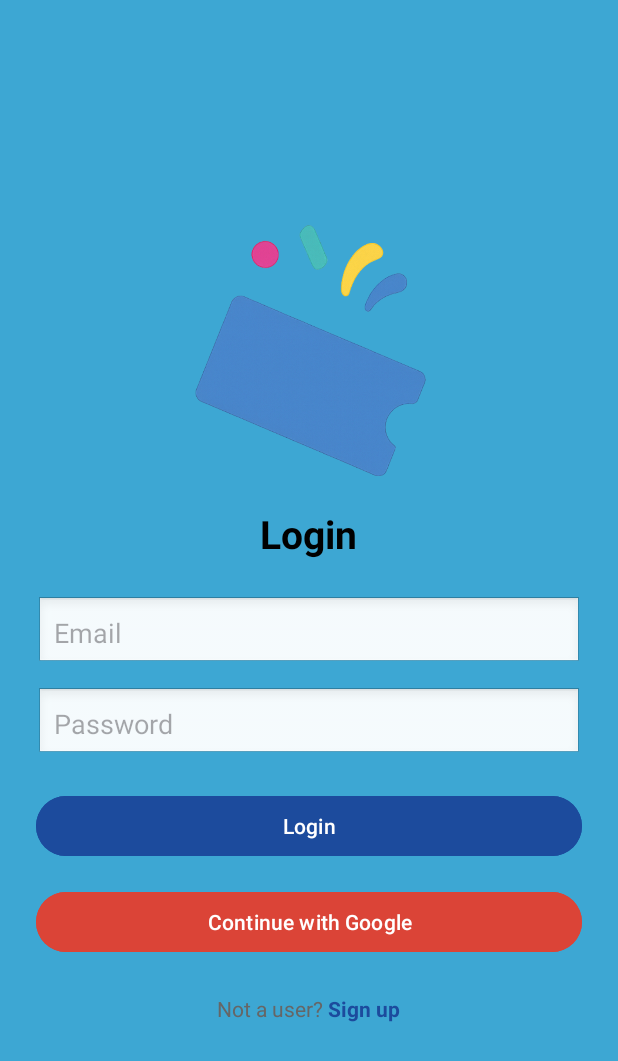
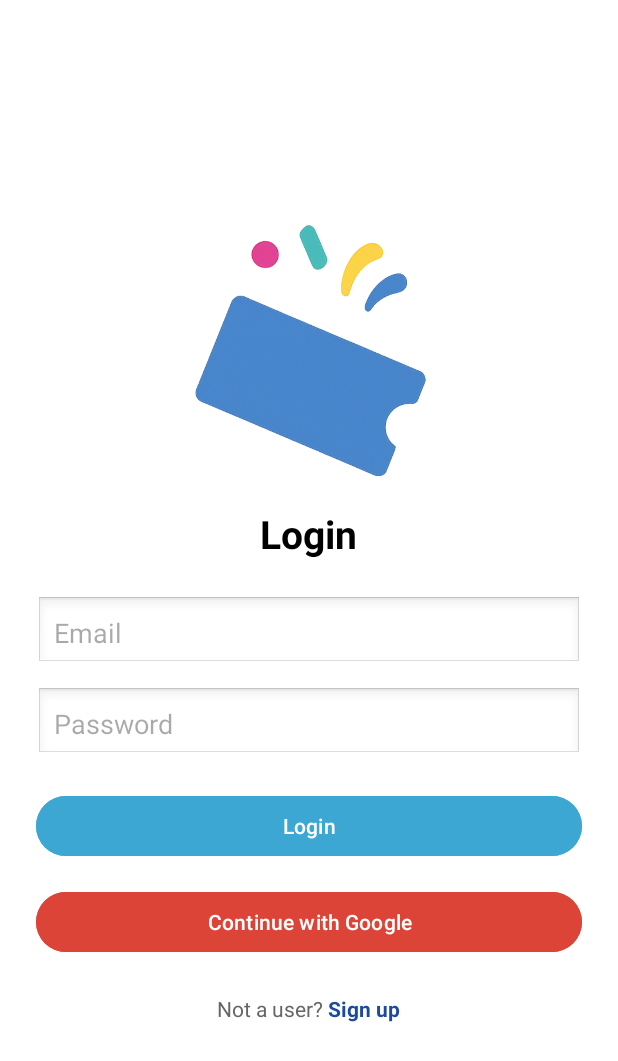
Before and after one commit to adityavshisht/Festora, an Android app: the LoginActivity screen opened directly, with no data from a screen before it, on a phone screen of 412 x 824 dp. Shown: the top 1061 px of the screen. Run offline under Robolectric (Android 15) with nearby library versions, the phone set to English and light mode, and no system bars; our stand-ins replace Firebase (no records; nobody signed in at launch, a user with empty details on screens opened directly); 1 statement that could not run was skipped.

Commit message:
changes the image in singup page and colours

```diff
--- a/app/src/main/res/layout/activity_login.xml
+++ b/app/src/main/res/layout/activity_login.xml
@@ -7,7 +7,7 @@
     android:orientation="vertical"
     android:padding="24dp"
     android:gravity="center"
-    android:background="@color/maincolor">
+    android:background="@color/white">
 
     <!-- Logo (AppCompatImageView to avoid vector inflate crashes) -->
     <androidx.appcompat.widget.AppCompatImageView
@@ -57,7 +57,7 @@
         android:layout_width="match_parent"
         android:layout_height="wrap_content"
         android:text="Login"
-        android:backgroundTint="#1C4B9D"
+        android:backgroundTint="@color/maincolor"
         android:textColor="@android:color/white"
         android:layout_marginBottom="16dp" />
 
--- a/app/src/main/res/layout/activity_option.xml
+++ b/app/src/main/res/layout/activity_option.xml
@@ -8,7 +8,7 @@
     android:layout_height="match_parent"
     android:padding="24dp"
     android:orientation="vertical"
-    android:background="@color/maincolor"
+    android:background="#D2D7E7"
     android:gravity="center">
 
     <ImageView
--- a/app/src/main/res/layout/activity_signup.xml
+++ b/app/src/main/res/layout/activity_signup.xml
@@ -17,7 +17,7 @@
         <ImageView
             android:layout_width="120dp"
             android:layout_height="120dp"
-            android:src="@drawable/logo1"
+            android:src="@drawable/festora_logo1"
             android:contentDescription="@string/app_name" />
 
         <TextView
@@ -101,7 +101,7 @@
         <!-- Sign up -->
         <com.google.android.material.button.MaterialButton
             android:id="@+id/btnDoSignup"
-            style="@style/Widget.Material3.Button"
+            android:backgroundTint="@color/maincolor"
             android:layout_width="match_parent"
             android:layout_height="wrap_content"
             android:text="Sign up"
```
